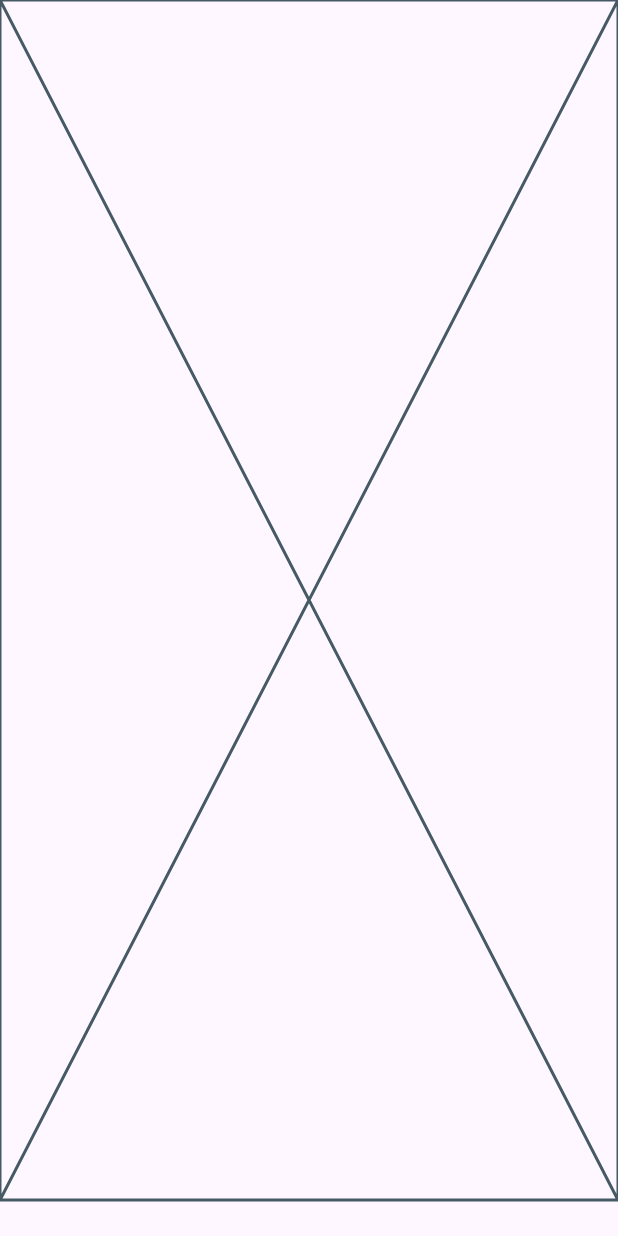
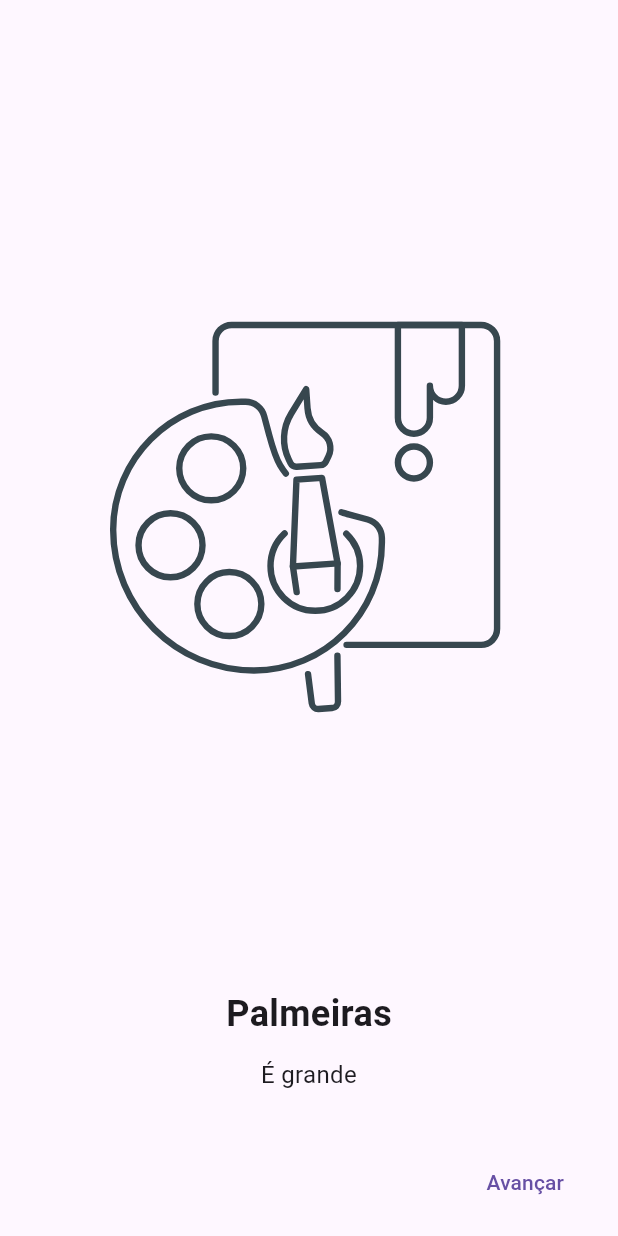
Before and after one commit to sCima/obras_de_arte-flutter, a Flutter app: the screen it shows after launch, on a phone screen of 412 x 824 dp. Run offline on Flutter 3.47's test engine with Material 3 defaults, Android fonts, the phone set to English and light mode, and no system bars; our stand-ins replace lottie.

Commit message:
Slide 35

```diff
--- a/lib/screen/intro/intro_screen.dart
+++ b/lib/screen/intro/intro_screen.dart
@@ -1,4 +1,5 @@
 import 'package:flutter/material.dart';
+import 'package:lottie/lottie.dart';
 import 'package:obras_de_arte/routes.dart';
 
 class IntroScreen extends StatefulWidget {
@@ -11,18 +12,18 @@ class IntroScreen extends StatefulWidget {
 class IntroScreenState extends State<IntroScreen> {
   final List<Map<String, String>> _pages = [
     {
-      'titulo': 'Palmeiras',
-      'subtitulo': 'É grande',
+      'title': 'Palmeiras',
+      'subtitle': 'É grande',
       'lottie': 'assets/lottie/intro1.json',
     },
     {
-      'titulo': 'Cortinas',
-      'subtitulo': 'É minúsculo kkkkkkkkkkkkk',
+      'title': 'Cortinas',
+      'subtitle': 'É minúsculo kkkkkkkkkkkkk',
       'lottie': 'assets/lottie/intro2.json',
     },
     {
-      'titulo': 'Palmeiras',
-      'subtitulo': 'Pai do Cortinas',
+      'title': 'Palmeiras',
+      'subtitle': 'Pai do Cortinas',
       'lottie': 'assets/lottie/intro3.json',
     },
   ];
@@ -54,7 +55,7 @@ class IntroScreenState extends State<IntroScreen> {
   int _currentPage = 0;
   bool _dontShowAgain = false;
 
- @override
+  @override
   Widget build(BuildContext context) {
     final isLastPage = _currentPage == _pages.length - 1;
     return Scaffold(
@@ -62,9 +63,61 @@ class IntroScreenState extends State<IntroScreen> {
         child: Column(
           children: [
             // Aqui será adicionado o conteudo da intro
-            Expanded(child: Placeholder()),
+            Expanded(
+              child: PageView.builder(
+                controller: _pageController,
+                itemCount: _pages.length,
+                onPageChanged: (index) {
+                  setState(() {
+                    _currentPage = index;
+                  });
+                },
+                itemBuilder: (context, index) {
+                  final page = _pages[index];
+                  return Padding(
+                    padding: const EdgeInsets.all(24.0),
+                    child: Column(
+                      children: [
+                        Expanded(child: Lottie.asset(page['lottie']!)),
+                        Text(
+                          page['title']!,
+                          style: TextStyle(
+                            fontSize: 24,
+                            fontWeight: FontWeight.bold,
+                          ),
+                        ),
+                        SizedBox(height: 12),
+                        Text(
+                          page['subtitle']!,
+                          style: TextStyle(fontSize: 16),
+                          textAlign: TextAlign.center,
+                        ),
+                      ],
+                    ),
+                  );
+                },
+              ),
+            ),
             // Aqui será adicionado o checkbox
-            if (isLastPage) Padding(padding: EdgeInsets.all(16)),
+            if (isLastPage)
+              Padding(
+                padding: const EdgeInsets.symmetric(horizontal: 24.0),
+                child: Row(
+                  children: [
+                    Checkbox(
+                      value: _dontShowAgain,
+                      onChanged: (val) {
+                        setState(() {
+                          _dontShowAgain = val ?? false;
+                        });
+                      },
+                    ),
+                    Expanded(
+                      child: Text('Não mostrar essa introdução novamente.'),
+                    ),
+                  ],
+                ),
+              ),
             // Aqui serão adicionados os botões de navegação
             Padding(
               padding: const EdgeInsets.symmetric(
@@ -73,7 +126,17 @@ class IntroScreenState extends State<IntroScreen> {
               ),
               child: Row(
                 mainAxisAlignment: MainAxisAlignment.spaceBetween,
-                children: [],
+                children: [
+                  // Botão Voltar à partir da tela 2
+                  if (_currentPage > 0)
+                    TextButton(onPressed: _onBack, child: Text('Voltar'))
+                  else
+                    SizedBox(width: 80), // espaço para alinhar
+                  TextButton(
+                    onPressed: _onNext,
+                    child: Text(isLastPage ? 'Concluir' : 'Avançar'),
+                  ),
+                ],
               ),
             ),
           ],
```
